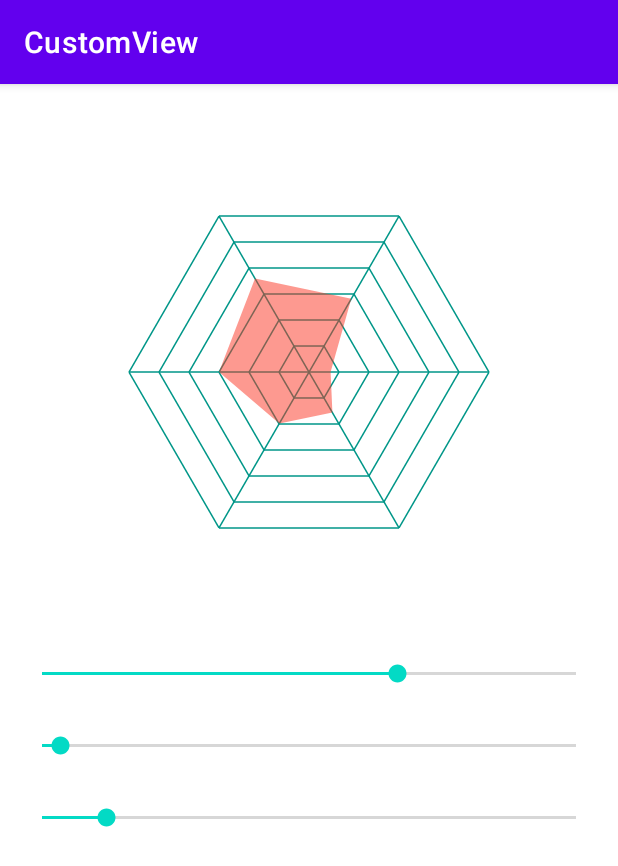
After one commit to xaluoqone/HenCoderPlus, an Android app: the RadarActivity screen opened directly, with no data from a screen before it, on a phone screen of 412 x 824 dp. The commit adds this screen. Shown: the top 866 px of the screen. Run offline under Robolectric (Android 15) with nearby library versions, the phone set to English and light mode, and no system bars.

Commit message:
change RadarView

```diff
--- a/CustomView/app/build.gradle
+++ b/CustomView/app/build.gradle
@@ -32,8 +32,8 @@ android {
 
 dependencies {
     implementation "org.jetbrains.kotlin:kotlin-stdlib:$kotlin_version"
-    implementation 'androidx.core:core-ktx:1.2.0'
+    implementation 'androidx.core:core-ktx:1.3.2'
     implementation 'androidx.appcompat:appcompat:1.2.0'
-    implementation 'com.google.android.material:material:1.1.0'
+    implementation 'com.google.android.material:material:1.3.0'
     implementation 'androidx.constraintlayout:constraintlayout:2.0.1'
 }
--- /dev/null
+++ b/CustomView/app/src/main/java/com/xaluoqone/customview/RadarActivity.kt
@@ -0,0 +1,66 @@
+package com.xaluoqone.customview
+
+import androidx.appcompat.app.AppCompatActivity
+import android.os.Bundle
+import android.widget.SeekBar
+import com.xaluoqone.customview.ex.dp
+import com.xaluoqone.customview.widget.RadarView
+
+class RadarActivity : AppCompatActivity() {
+    private lateinit var radar : RadarView
+    private lateinit var changeRadius : SeekBar
+    private lateinit var changeSideCount : SeekBar
+    private lateinit var changeCircleCount : SeekBar
+
+    override fun onCreate(savedInstanceState : Bundle?) {
+        super.onCreate(savedInstanceState)
+        setContentView(R.layout.activity_radar)
+
+        radar = findViewById(R.id.radar)
+        changeRadius = findViewById(R.id.changeRadius)
+        changeSideCount = findViewById(R.id.changeSideCount)
+        changeCircleCount = findViewById(R.id.changeCircleCount)
+
+        changeRadius.setOnSeekBarChangeListener(object : SeekBar.OnSeekBarChangeListener {
+            override fun onProgressChanged(p0 : SeekBar? , p1 : Int , p2 : Boolean) {
+                radar.radius = p1.dp
+            }
+
+            override fun onStartTrackingTouch(p0 : SeekBar?) {
+
+            }
+
+            override fun onStopTrackingTouch(p0 : SeekBar?) {
+
+            }
+        })
+
+        changeSideCount.setOnSeekBarChangeListener(object : SeekBar.OnSeekBarChangeListener {
+            override fun onProgressChanged(p0 : SeekBar? , p1 : Int , p2 : Boolean) {
+                radar.sideCount = if (p1 < 3) 3 else p1
+            }
+
+            override fun onStartTrackingTouch(p0 : SeekBar?) {
+
+            }
+
+            override fun onStopTrackingTouch(p0 : SeekBar?) {
+
+            }
+        })
+
+        changeCircleCount.setOnSeekBarChangeListener(object : SeekBar.OnSeekBarChangeListener {
+            override fun onProgressChanged(p0 : SeekBar? , p1 : Int , p2 : Boolean) {
+                radar.circleCount = if (p1 < 3) 3 else p1
+            }
+
+            override fun onStartTrackingTouch(p0 : SeekBar?) {
+
+            }
+
+            override fun onStopTrackingTouch(p0 : SeekBar?) {
+
+            }
+        })
+    }
+}
--- a/CustomView/app/src/main/java/com/xaluoqone/customview/widget/RadarView.kt
+++ b/CustomView/app/src/main/java/com/xaluoqone/customview/widget/RadarView.kt
@@ -8,11 +8,14 @@ import android.graphics.Path
 import android.util.AttributeSet
 import android.view.View
 import com.xaluoqone.customview.ex.dp
+import java.util.*
+import kotlin.collections.ArrayList
 import kotlin.math.cos
 import kotlin.math.sin
 
-class RadarView(context: Context, attrs: AttributeSet? = null) :
-    View(context, attrs) {
+class RadarView(context : Context , attrs : AttributeSet? = null) : View(context , attrs) {
+    var datas : ArrayList<Float>
+
     var radius = 120.dp
         set(value) {
             field = value
@@ -23,6 +26,7 @@ class RadarView(context: Context, attrs: AttributeSet? = null) :
     var sideCount = 6
         set(value) {
             field = value
+            changeDatas()
             requestLayout()
             invalidate()
         }
@@ -34,61 +38,60 @@ class RadarView(context: Context, attrs: AttributeSet? = null) :
             invalidate()
         }
 
-    var datas = floatArrayOf(1.2f, 2.6f, 3.3f, 5f, 6f, 4.7f)
     private val path = Path()
 
     private val paint = Paint(Paint.ANTI_ALIAS_FLAG).apply {
-        color = Color.parseColor("#009688")
         strokeWidth = 1.dp
         style = Paint.Style.STROKE
     }
 
-    private val paint2 = Paint(Paint.ANTI_ALIAS_FLAG).apply {
-        color = Color.parseColor("#80fc3423")
-        strokeWidth = 1.dp
-        style = Paint.Style.FILL
+    init {
+        datas = arrayListOf(1.2f , 2.6f , 3.3f , 5f , 6f , 4.7f)
     }
 
-    override fun onDraw(canvas: Canvas) {
+    private fun changeDatas() {
+        if (sideCount < datas.size) {
+            val data = datas.subList(0 , sideCount)
+            datas = ArrayList(data)
+        }
+        else if (sideCount > datas.size) {
+            val needCount = sideCount - datas.size
+            repeat(needCount) {
+                datas.add(Random().nextFloat() * 10)
+            }
+        }
+    }
+
+    override fun onDraw(canvas : Canvas) {
         val centerX = width / 2f
         val centerY = height / 2f
         val angle = 360.0 / sideCount
 
+        path.rewind()
+        paint.color = Color.parseColor("#009688")
         repeat(circleCount) { count ->
             repeat(sideCount) {
-                canvas.drawLine(
-                    centerX + (radius * (count + 1) / circleCount) * cos(Math.toRadians(it * angle)).toFloat(),
-                    centerY + (radius * (count + 1) / circleCount) * sin(Math.toRadians(it * angle)).toFloat(),
-                    centerX + (radius * (count + 1) / circleCount) * cos(Math.toRadians((it + 1) * angle)).toFloat(),
-                    centerY + (radius * (count + 1) / circleCount) * sin(Math.toRadians((it + 1) * angle)).toFloat(),
-                    paint
-                )
+                canvas.drawLine(centerX + (radius * (count + 1) / circleCount) * cos(Math.toRadians(it * angle)).toFloat() , centerY + (radius * (count + 1) / circleCount) * sin(Math.toRadians(it * angle)).toFloat() , centerX + (radius * (count + 1) / circleCount) * cos(Math.toRadians((it + 1) * angle)).toFloat() , centerY + (radius * (count + 1) / circleCount) * sin(Math.toRadians((it + 1) * angle)).toFloat() , paint)
             }
         }
 
         repeat(sideCount) {
             //原点坐标为x,y，则x1=x+距离*cos角度，y1=y+距离*sin角度
-            canvas.drawLine(
-                centerX,
-                centerY,
-                centerX + radius * cos(Math.toRadians(it * angle)).toFloat(),
-                centerY + radius * sin(Math.toRadians(it * angle)).toFloat(),
-                paint
-            )
+            canvas.drawLine(centerX , centerY , centerX + radius * cos(Math.toRadians(it * angle)).toFloat() , centerY + radius * sin(Math.toRadians(it * angle)).toFloat() , paint)
 
-            when (it) {
-                0 -> path.moveTo(
-                    centerX + (radius * (datas[it] / 10)) * cos(Math.toRadians(it * angle)).toFloat(),
-                    centerY + (radius * (datas[it] / 10)) * sin(Math.toRadians(it * angle)).toFloat(),
-                )
-                else -> path.lineTo(
-                    centerX + (radius * (datas[it] / 10)) * cos(Math.toRadians(it * angle)).toFloat(),
-                    centerY + (radius * (datas[it] / 10)) * sin(Math.toRadians(it * angle)).toFloat(),
-                )
+            val x = centerX + ((datas[it] / 10) * radius) * cos(Math.toRadians(it * angle)).toFloat()
+            val y = centerY + ((datas[it] / 10) * radius) * sin(Math.toRadians(it * angle)).toFloat()
+            if (it == 0) {
+                path.moveTo(x , y)
+            }
+            else {
+                path.lineTo(x , y)
             }
         }
 
         path.close()
-        canvas.drawPath(path, paint2)
+        paint.color = Color.parseColor("#80fc3423")
+        paint.style = Paint.Style.FILL
+        canvas.drawPath(path , paint)
     }
 }
--- a/CustomView/app/src/main/res/layout/activity_main1.xml
+++ b/CustomView/app/src/main/res/layout/activity_dashboard_and_pie.xml
@@ -4,7 +4,7 @@
     xmlns:tools="http://schemas.android.com/tools"
     android:layout_width="match_parent"
     android:layout_height="match_parent"
-    tools:context=".MainActivity1">
+    tools:context=".DashboardAndPieActivity">
 
     <com.xaluoqone.customview.widget.DashboardView
         android:id="@+id/dashboard"
--- a/CustomView/app/src/main/res/layout/activity_main2.xml
+++ b/CustomView/app/src/main/res/layout/activity_porter_duff_xfermode_test.xml
@@ -4,7 +4,7 @@
     android:layout_width="match_parent"
     android:layout_height="match_parent"
     android:orientation="vertical"
-    tools:context=".MainActivity2">
+    tools:context=".PorterDuffXfermodeTestActivity">
 
     <LinearLayout
         android:layout_width="match_parent"
--- /dev/null
+++ b/CustomView/app/src/main/res/layout/activity_radar.xml
@@ -0,0 +1,50 @@
+<?xml version="1.0" encoding="utf-8"?>
+<androidx.constraintlayout.widget.ConstraintLayout
+    xmlns:android="http://schemas.android.com/apk/res/android"
+    xmlns:app="http://schemas.android.com/apk/res-auto"
+    xmlns:tools="http://schemas.android.com/tools"
+    android:layout_width="match_parent"
+    android:layout_height="match_parent"
+    tools:context=".RadarActivity">
+
+    <com.xaluoqone.customview.widget.RadarView
+        android:id="@+id/radar"
+        android:layout_width="match_parent"
+        android:layout_height="0dp"
+        app:layout_constraintHeight_percent=".5"
+        app:layout_constraintTop_toTopOf="parent"
+        app:layout_constraintVertical_bias=".5" />
+
+    <SeekBar
+        android:id="@+id/changeRadius"
+        android:layout_width="match_parent"
+        android:layout_height="wrap_content"
+        android:layout_marginStart="12dp"
+        android:layout_marginEnd="12dp"
+        android:max="180"
+        android:progress="120"
+        app:layout_constraintTop_toBottomOf="@id/radar" />
+
+    <SeekBar
+        android:id="@+id/changeSideCount"
+        android:layout_width="match_parent"
+        android:layout_height="wrap_content"
+        android:layout_marginStart="12dp"
+        android:layout_marginTop="30dp"
+        android:layout_marginEnd="12dp"
+        android:max="180"
+        android:progress="6"
+        app:layout_constraintTop_toBottomOf="@id/changeRadius" />
+
+    <SeekBar
+        android:id="@+id/changeCircleCount"
+        android:layout_width="match_parent"
+        android:layout_height="wrap_content"
+        android:layout_marginStart="12dp"
+        android:layout_marginTop="30dp"
+        android:layout_marginEnd="12dp"
+        android:max="50"
+        android:progress="6"
+        app:layout_constraintTop_toBottomOf="@id/changeSideCount" />
+
+</androidx.constraintlayout.widget.ConstraintLayout>
```
Also changed, not shown: CustomView/app/src/main/AndroidManifest.xml (+6 -3 lines), CustomView/app/src/main/java/com/xaluoqone/customview/DashboardAndPieActivity.kt (renamed from CustomView/app/src/main/java/com/xaluoqone/customview/MainActivity1.kt, +2 -7 lines), CustomView/app/src/main/java/com/xaluoqone/customview/MainActivity.kt (+23 -1 lines), CustomView/app/src/main/java/com/xaluoqone/customview/PorterDuffXfermodeTestActivity.kt (renamed from CustomView/app/src/main/java/com/xaluoqone/customview/MainActivity2.kt, +11 -11 lines), CustomView/app/src/main/java/com/xaluoqone/customview/widget/SportView.kt (added, +27 -0 lines), CustomView/app/src/main/res/layout/activity_main.xml (+11 -4 lines), CustomView/gradle/wrapper/gradle-wrapper.properties.
